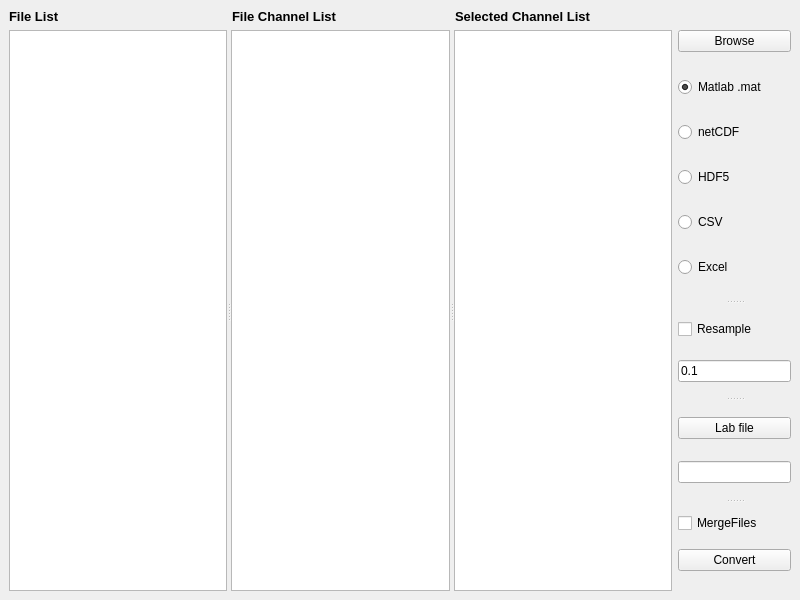
This is mdfreaderui.ui in ratal/mdfreader as Qt 5 draws it before an edit. The edited form follows.
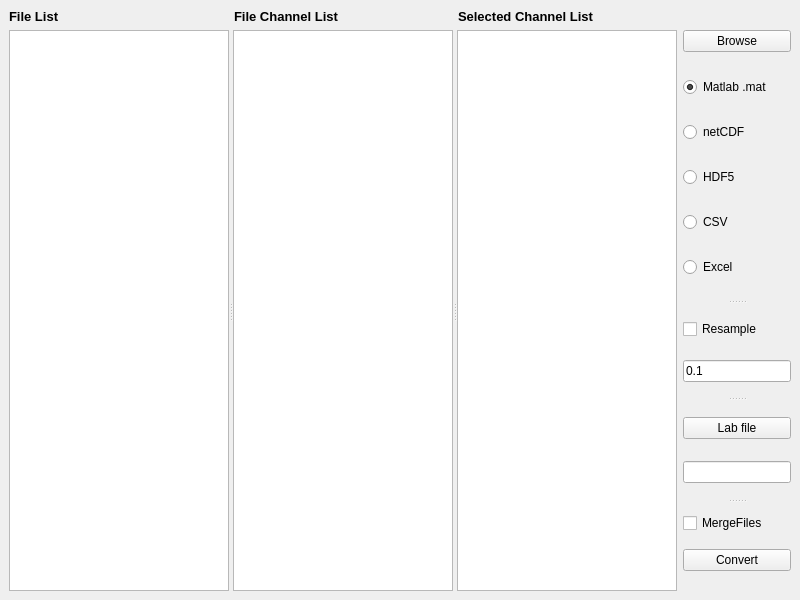
This is the edited form.

The edit to the form file:
```diff
--- a/mdfreaderui.ui
+++ b/mdfreaderui.ui
@@ -356,7 +356,7 @@
        <enum>Qt::Horizontal</enum>
       </property>
       <property name="sizeType">
-       <enum>QSizePolicy::Fixed</enum>
+       <enum>QSizePolicy::Preferred</enum>
       </property>
       <property name="sizeHint" stdset="0">
        <size>
```
